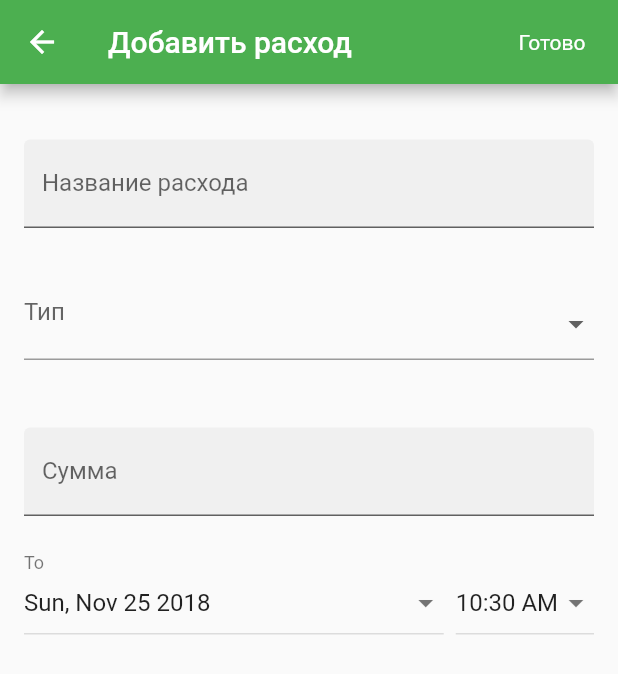
After one commit to KDamir/cake-manager-mobile, a Flutter app: the AddExpenseDialog screen opened directly, on a phone screen of 412 x 824 dp. The commit adds this screen. Shown: the top 674 px of the screen. Run offline on Flutter 3.47's test engine with Material 2 defaults, Android fonts, the phone set to English and light mode, and no system bars; our stand-ins replace cloud_firestore, firebase_auth; accounts and stored records are empty.

Commit message:
add expense dialog;

```diff
--- a/lib/src/models/expense_model.dart
+++ b/lib/src/models/expense_model.dart
@@ -3,8 +3,11 @@ class ExpenseModel {
   String _name;
   String _type;
   double _value;
-  DateTime _date;
+  DateTime _date = DateTime.now();
   String _userId;
+
+
+  ExpenseModel();
 
   String get userId => _userId;
 
--- /dev/null
+++ b/lib/src/pages/add_expense_dialog.dart
@@ -0,0 +1,171 @@
+import 'package:cloud_firestore/cloud_firestore.dart';
+import 'package:flutter/material.dart';
+import 'package:mobile/src/auth_provider.dart';
+import 'package:mobile/src/models/expense_model.dart';
+import 'package:mobile/src/widgets/ck_date_column.dart';
+import 'package:mobile/src/widgets/ck_drop_down.dart';
+import 'package:mobile/src/widgets/ck_text_field.dart';
+
+enum DismissDialogAction {
+  cancel,
+  discard,
+  save,
+}
+
+class AddExpenseDialog extends StatefulWidget {
+
+
+  @override
+  State<StatefulWidget> createState() => _AddExpenseDialogState();
+
+}
+
+class _AddExpenseDialogState extends State<AddExpenseDialog> {
+  CollectionReference get expenses => Firestore.instance.collection('expenses');
+  ExpenseModel model = new ExpenseModel();
+  bool _saveNeeded = false;
+  bool _hasValue = false;
+  bool _hasName = false;
+  String _userId;
+
+  final List<String> _types = <String>['Продукты', 'Фото-печать', 'Такси', 'Прочие'];
+
+  @override
+  void didChangeDependencies(){
+    super.didChangeDependencies();
+    var auth = AuthProvider.of(context).auth;
+    auth.currentUser().then((id) {
+      _userId = id;
+    });
+  }
+
+  Future<bool> _onWillPop() async {
+    _saveNeeded = _hasValue || _hasName || _saveNeeded;
+    if (!_saveNeeded)
+      return true;
+
+    final ThemeData theme = Theme.of(context);
+    final TextStyle dialogTextStyle = theme.textTheme.subhead.copyWith(color: theme.textTheme.caption.color);
+
+    return await showDialog<bool>(
+      context: context,
+      builder: (BuildContext context) {
+        return AlertDialog(
+          content: Text(
+              'Discard new expense?',
+              style: dialogTextStyle
+          ),
+          actions: <Widget>[
+            FlatButton(
+                child: const Text('CANCEL'),
+                onPressed: () {
+                  Navigator.of(context).pop(false); // Pops the confirmation dialog but not the page.
+                }
+            ),
+            FlatButton(
+                child: const Text('DISCARD'),
+                onPressed: () {
+                  Navigator.of(context).pop(true); // Returning true to _onWillPop will pop again.
+                }
+            )
+          ],
+        );
+      },
+    ) ?? false;
+  }
+
+  save() async {
+    await _addExpense();
+    Navigator.pop(context, DismissDialogAction.save);
+  }
+
+  Future<void> _addExpense() async {
+    model.userId = _userId;
+    await expenses.add(model.toJson());
+  }
+
+  onChangeName(String value) {
+    setState(() {
+      _hasName = value.isNotEmpty;
+      if (_hasName) {
+        model.name = value;
+      }
+    });
+  }
+
+  onChangeType(String value) {
+    setState(() {
+      model.type = value;
+    });
+  }
+
+  onChangeValue(String value) {
+    setState(() {
+      _hasValue = value.isNotEmpty;
+      if (_hasValue) {
+        model.value = double.parse(value);
+      }
+    });
+  }
+
+  onChangeDate(DateTime value) {
+    setState(() {
+      model.date = value;
+    });
+  }
+
+  List<Widget> buildContent() {
+    ThemeData theme = Theme.of(context);
+    return <Widget>[
+      CkTextField(
+        label: 'Название расхода',
+        onchange: onChangeName,
+      ),
+      CkDropDown(
+        title: 'Тип',
+        selected: model.type,
+        items: _types,
+        onchange: onChangeType,
+      ),
+      CkTextField(
+        label: 'Сумма',
+        onchange: onChangeValue,
+      ),
+      DateTimeColumn(
+        style: theme.textTheme.caption,
+        dateTime: model.date,
+        onchange: onChangeDate,
+      ),
+    ];
+  }
+
+  @override
+  Widget build(BuildContext context) {
+    ThemeData theme = Theme.of(context);
+    return Scaffold(
+      appBar: AppBar(
+          title: Text('Добавить расход'),
+          actions: <Widget> [
+            FlatButton(
+                child: Text('Готово', style: theme.textTheme.body1.copyWith(color: Colors.white)),
+                onPressed: save
+            )
+          ]
+      ),
+      body: Form(
+        onWillPop: _onWillPop,
+        child: ListView(
+          padding: const EdgeInsets.all(16.0),
+          children: buildContent().map<Widget>((Widget child) {
+            return Container(
+              padding: const EdgeInsets.symmetric(vertical: 8.0),
+              height: 96.0,
+              child: child
+            );
+          }).toList()
+        )
+      ),
+    );
+  }
+
+}
--- /dev/null
+++ b/lib/src/widgets/ck_drop_down.dart
@@ -0,0 +1,40 @@
+import 'package:flutter/material.dart';
+
+class CkDropDown extends StatelessWidget {
+  final List<String> items;
+  final String title;
+  final String selected;
+  final Function onchange;
+
+  CkDropDown({Key key,
+    this.items,
+    this.title,
+    this.selected,
+    this.onchange,
+  }) : super(key: key);
+
+  @override
+  Widget build(BuildContext context) {
+    return DropdownButtonHideUnderline(
+      child: InputDecorator(
+        decoration: InputDecoration(
+          labelText: title,
+          hintText: 'Choose an item',
+          contentPadding: EdgeInsets.zero,
+        ),
+        isEmpty: selected == null,
+        child: DropdownButton<String>(
+          value: selected,
+          onChanged: onchange,
+          items: items.map<DropdownMenuItem<String>>((String value) {
+            return DropdownMenuItem<String>(
+              value: value,
+              child: Text(value),
+            );
+          }).toList(),
+        ),
+      ),
+    );
+  }
+
+}
```
Also changed, not shown: lib/src/pages/expense_page.dart (+9 -2 lines), 1 other file.
